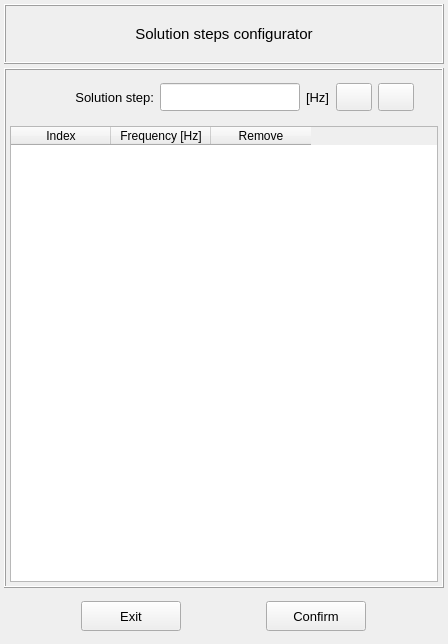
The window that vibra/interface/data/ui_files/analysis/user_defined_solution_steps_by_manual_input.ui (MOPT-UFSC/VIBRA) describes before a commit, drawn with Qt 5.
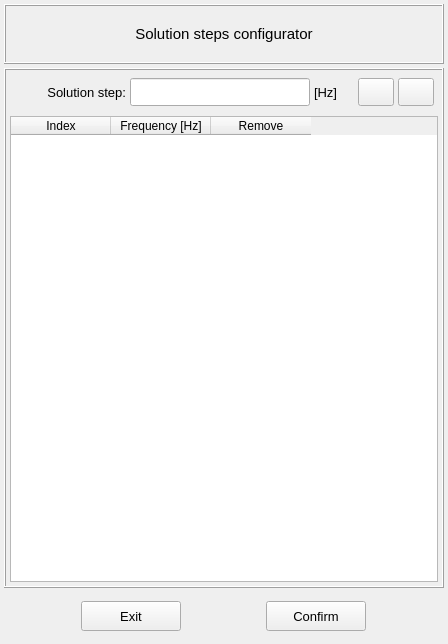
The same window after the commit. Icons and pictures are not drawn.

Commit message: Adjusts the user-defined solution step ui-file

Patch:
```diff
--- a/vibra/interface/data/ui_files/analysis/user_defined_solution_steps_by_manual_input.ui
+++ b/vibra/interface/data/ui_files/analysis/user_defined_solution_steps_by_manual_input.ui
@@ -59,11 +59,102 @@
          <enum>QFrame::Raised</enum>
         </property>
         <layout class="QGridLayout" name="gridLayout_9">
+         <property name="leftMargin">
+          <number>4</number>
+         </property>
+         <property name="topMargin">
+          <number>4</number>
+         </property>
+         <property name="rightMargin">
+          <number>4</number>
+         </property>
+         <property name="bottomMargin">
+          <number>4</number>
+         </property>
+         <property name="spacing">
+          <number>4</number>
+         </property>
+         <item row="1" column="7">
+          <widget class="QPushButton" name="pushButton_reset">
+           <property name="minimumSize">
+            <size>
+             <width>36</width>
+             <height>28</height>
+            </size>
+           </property>
+           <property name="maximumSize">
+            <size>
+             <width>36</width>
+             <height>28</height>
+            </size>
+           </property>
+           <property name="font">
+            <font>
+             <family>MS Shell Dlg 2</family>
+             <pointsize>10</pointsize>
+             <weight>50</weight>
+             <italic>false</italic>
+             <bold>false</bold>
+            </font>
+           </property>
+           <property name="toolTip">
+            <string>&lt;html&gt;&lt;head/&gt;&lt;body&gt;&lt;p&gt;Remove all solution steps&lt;/p&gt;&lt;/body&gt;&lt;/html&gt;</string>
+           </property>
+           <property name="styleSheet">
+            <string notr="true"/>
+           </property>
+           <property name="text">
+            <string/>
+           </property>
+           <property name="icon">
+            <iconset resource="../../icons/resources.qrc">
+             <normaloff>:/icons/reset_settings.png</normaloff>:/icons/reset_settings.png</iconset>
+           </property>
+           <property name="iconSize">
+            <size>
+             <width>20</width>
+             <height>20</height>
+            </size>
+           </property>
+           <property name="autoDefault">
+            <bool>false</bool>
+           </property>
+          </widget>
+         </item>
+         <item row="1" column="1">
+          <widget class="QLabel" name="label_28">
+           <property name="minimumSize">
+            <size>
+             <width>96</width>
+             <height>28</height>
+            </size>
+           </property>
+           <property name="maximumSize">
+            <size>
+             <width>96</width>
+             <height>28</height>
+            </size>
+           </property>
+           <property name="font">
+            <font>
+             <pointsize>10</pointsize>
+             <italic>false</italic>
+             <kerning>false</kerning>
+            </font>
+           </property>
+           <property name="text">
+            <string>Solution step:</string>
+           </property>
+           <property name="alignment">
+            <set>Qt::AlignRight|Qt::AlignTrailing|Qt::AlignVCenter</set>
+           </property>
+          </widget>
+         </item>
          <item row="1" column="2">
           <widget class="QLineEdit" name="lineEdit_solution_step">
            <property name="minimumSize">
             <size>
-             <width>140</width>
+             <width>180</width>
              <height>28</height>
             </size>
            </property>
@@ -90,66 +181,6 @@
            </property>
           </widget>
          </item>
-         <item row="1" column="0">
-          <spacer name="horizontalSpacer_4">
-           <property name="orientation">
-            <enum>Qt::Horizontal</enum>
-           </property>
-           <property name="sizeHint" stdset="0">
-            <size>
-             <width>40</width>
-             <height>20</height>
-            </size>
-           </property>
-          </spacer>
-         </item>
-         <item row="1" column="5">
-          <widget class="QPushButton" name="pushButton_add">
-           <property name="minimumSize">
-            <size>
-             <width>36</width>
-             <height>28</height>
-            </size>
-           </property>
-           <property name="maximumSize">
-            <size>
-             <width>36</width>
-             <height>28</height>
-            </size>
-           </property>
-           <property name="font">
-            <font>
-             <family>MS Shell Dlg 2</family>
-             <pointsize>10</pointsize>
-             <weight>50</weight>
-             <italic>false</italic>
-             <bold>false</bold>
-            </font>
-           </property>
-           <property name="toolTip">
-            <string>&lt;html&gt;&lt;head/&gt;&lt;body&gt;&lt;p&gt;Add the solution step&lt;/p&gt;&lt;/body&gt;&lt;/html&gt;</string>
-           </property>
-           <property name="styleSheet">
-            <string notr="true"/>
-           </property>
-           <property name="text">
-            <string/>
-           </property>
-           <property name="icon">
-            <iconset resource="../../icons/resources.qrc">
-             <normaloff>:/icons/add_notes.png</normaloff>:/icons/add_notes.png</iconset>
-           </property>
-           <property name="iconSize">
-            <size>
-             <width>20</width>
-             <height>20</height>
-            </size>
-           </property>
-           <property name="autoDefault">
-            <bool>false</bool>
-           </property>
-          </widget>
-         </item>
          <item row="1" column="4">
           <widget class="QLabel" name="label_29">
            <property name="minimumSize">
@@ -178,8 +209,8 @@
            </property>
           </widget>
          </item>
-         <item row="1" column="7">
-          <spacer name="horizontalSpacer_5">
+         <item row="1" column="0">
+          <spacer name="horizontalSpacer_4">
            <property name="orientation">
             <enum>Qt::Horizontal</enum>
            </property>
@@ -191,37 +222,8 @@
            </property>
           </spacer>
          </item>
-         <item row="1" column="1">
-          <widget class="QLabel" name="label_28">
-           <property name="minimumSize">
-            <size>
-             <width>120</width>
-             <height>28</height>
-            </size>
-           </property>
-           <property name="maximumSize">
-            <size>
-             <width>120</width>
-             <height>28</height>
-            </size>
-           </property>
-           <property name="font">
-            <font>
-             <pointsize>10</pointsize>
-             <italic>false</italic>
-             <kerning>false</kerning>
-            </font>
-           </property>
-           <property name="text">
-            <string>Solution step:</string>
-           </property>
-           <property name="alignment">
-            <set>Qt::AlignRight|Qt::AlignTrailing|Qt::AlignVCenter</set>
-           </property>
-          </widget>
-         </item>
          <item row="1" column="6">
-          <widget class="QPushButton" name="pushButton_reset">
+          <widget class="QPushButton" name="pushButton_add">
            <property name="minimumSize">
             <size>
              <width>36</width>
@@ -267,6 +269,19 @@
            </property>
           </widget>
          </item>
+         <item row="1" column="5">
+          <spacer name="horizontalSpacer">
+           <property name="orientation">
+            <enum>Qt::Horizontal</enum>
+           </property>
+           <property name="sizeHint" stdset="0">
+            <size>
+             <width>40</width>
+             <height>20</height>
+            </size>
+           </property>
+          </spacer>
+         </item>
         </layout>
        </widget>
       </item>
```
Left out of the diff: 4 changed lines with no effect on the pictures. The commit also changes 1 other file.
